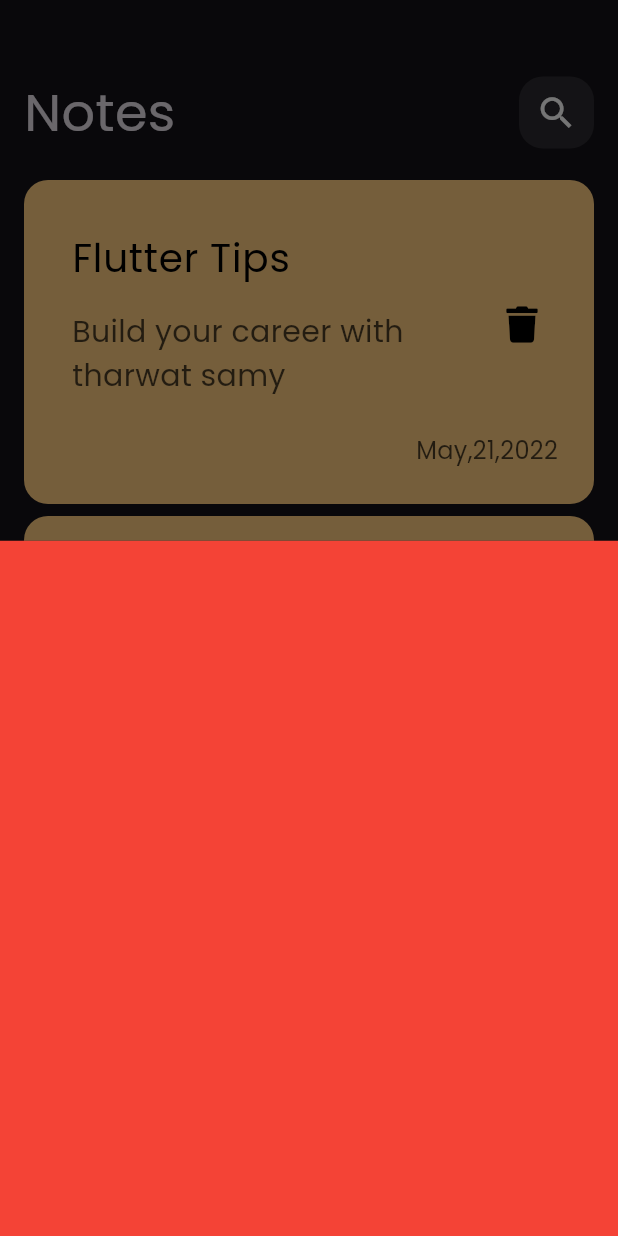
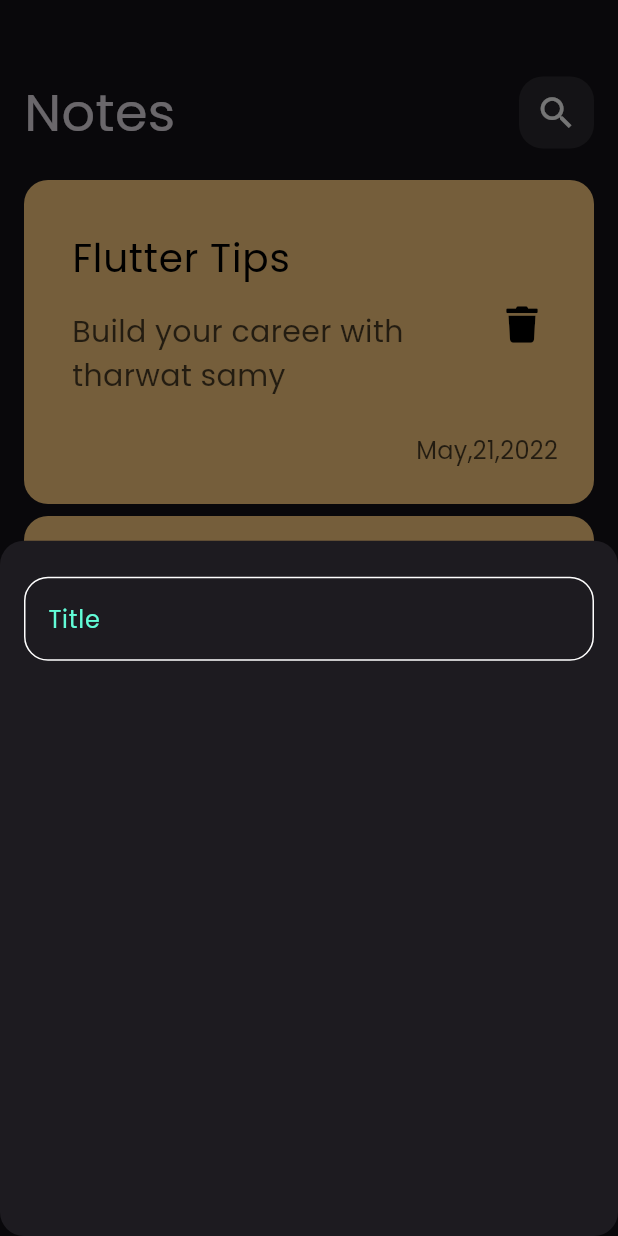
Before and after one commit to lobnanady2002/notes_app, a Flutter app: the screen it shows after launch, after a tap on the "add" icon, on a phone screen of 412 x 824 dp. Run offline on Flutter 3.47's test engine with Material 3 defaults, Android fonts, the phone set to English and light mode, and no system bars; our stand-ins replace font_awesome_flutter.

Commit message:
create custom text field

```diff
--- /dev/null
+++ b/lib/constants.dart
@@ -0,0 +1,2 @@
+import 'package:flutter/material.dart';
+const kPrimaryColor = Color(0xff62FCD7);
--- a/lib/widgets/add_note_bottom_sheet.dart
+++ b/lib/widgets/add_note_bottom_sheet.dart
@@ -1,11 +1,22 @@
 import 'package:flutter/material.dart';
+import 'package:notes_app/widgets/custom_text_field.dart';
 class AddNoteBottomSheet extends StatelessWidget {
   const AddNoteBottomSheet({super.key});
 
   @override
   Widget build(BuildContext context) {
-    return Container(
-      color: Colors.red,
+    return Padding(
+      padding: const EdgeInsets.symmetric(horizontal: 16),
+      child: Column(
+        children: [
+          SizedBox(
+            height: 24,
+          ),
+          CustomTextField()
+
+        ],
+
+      ),
     );
   }
 }
--- /dev/null
+++ b/lib/widgets/custom_text_field.dart
@@ -0,0 +1,29 @@
+import 'package:flutter/material.dart';
+import 'package:notes_app/constants.dart';
+class CustomTextField extends StatelessWidget {
+  const CustomTextField({super.key});
+
+  @override
+  Widget build(BuildContext context) {
+    return TextField(
+      cursorColor: kPrimaryColor,
+      decoration: InputDecoration(
+        hintText: 'Title',
+        hintStyle: TextStyle(
+          color: kPrimaryColor,
+        ),
+        border: buildBorder(),
+        enabledBorder: buildBorder(),
+        focusedBorder: buildBorder(kPrimaryColor),
+      ),
+    );
+  }
+
+  OutlineInputBorder buildBorder([color]) {
+    return OutlineInputBorder(
+        borderRadius: BorderRadius.circular(16),
+        borderSide: BorderSide(color: color ?? Colors.white),
+
+      );
+  }
+}
```
